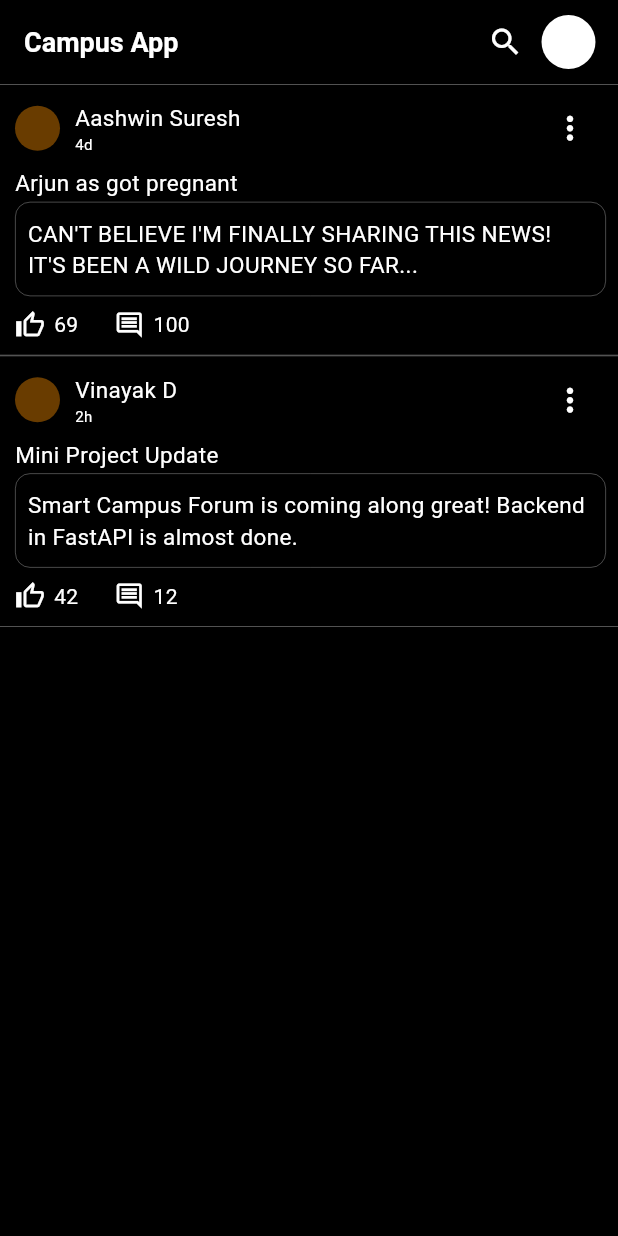
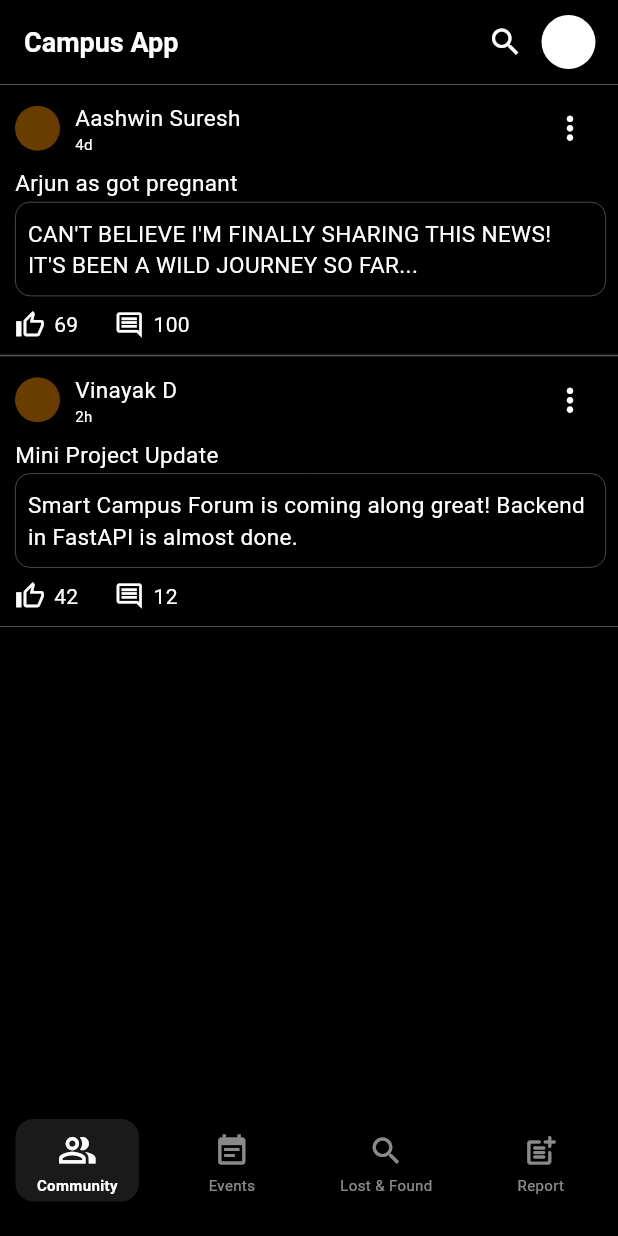
Before and after one commit to adithyan-manoj/mini_project, a Flutter app: the screen it shows after launch, on a phone screen of 412 x 824 dp. Run offline on Flutter 3.47's test engine with Material 3 defaults, Android fonts, the phone set to English and light mode, and no system bars.

Commit message:
added nav bar and animations

```diff
--- a/campusapp/lib/main.dart
+++ b/campusapp/lib/main.dart
@@ -1,5 +1,6 @@
 import 'package:campusapp/core/app_colors.dart';
 import 'package:campusapp/pages/community_page.dart';
+import 'package:campusapp/pages/dashboard.dart';
 import 'package:campusapp/pages/login_page.dart';
 //import 'package:campusapp/pages/study_page.dart';
 import 'package:flutter/material.dart';
@@ -48,7 +49,7 @@ class MyApp extends StatelessWidget {
       ),
       //home: LoginPage(),
       // home: StudyPage(),
-      home:  CommunityPage(),
+      home:  Dashboard(),
     );
   }
 }
--- /dev/null
+++ b/campusapp/lib/pages/dashboard.dart
@@ -0,0 +1,41 @@
+import 'package:campusapp/pages/community_page.dart';
+import 'package:campusapp/widgets/custom_nav_bar.dart';
+import 'package:flutter/material.dart';
+
+class Dashboard extends StatefulWidget {
+  const Dashboard({super.key});
+
+  @override
+  State<Dashboard> createState() => _DashboardState();
+}
+
+class _DashboardState extends State<Dashboard> {
+  int _currentIndex = 0;
+  final List<Widget> _pages = [
+    const CommunityPage(),
+    const Center(
+      child: Text("Events Page", style: TextStyle(color: Colors.white)),
+    ),
+    const Center(
+      child: Text("Lost and Found", style: TextStyle(color: Colors.white)),
+    ),
+    const Center(
+      child: Text("SEXUAL", style: TextStyle(color: Colors.white)),
+    ),
+  ];
+  @override
+  Widget build(BuildContext context) {
+    return Scaffold(
+      backgroundColor: Colors.black,
+      body: IndexedStack(index: _currentIndex, children: _pages),
+      bottomNavigationBar: CustomAiamtedNavBar(
+        currentIndex: _currentIndex,
+        onTap: (index) {
+          setState(() {
+            _currentIndex = index;
+          });
+        },
+      ),
+    );
+  }
+}
--- a/campusapp/lib/pages/post_details.dart
+++ b/campusapp/lib/pages/post_details.dart
@@ -1,4 +1,4 @@
-import 'package:campusapp/core/commant_model.dart';
+import 'package:campusapp/core/comment_model.dart';
 import 'package:campusapp/models/post_model.dart';
 import 'package:campusapp/widgets/post_cards.dart';
 import 'package:flutter/material.dart';
--- a/campusapp/lib/utils/comment_utils.dart
+++ b/campusapp/lib/utils/comment_utils.dart
@@ -1,5 +1,5 @@
-// lib/core/utils/comment_utils.dart
-import 'package:campusapp/core/commant_model.dart';
+
+import 'package:campusapp/core/comment_model.dart';
 import 'package:flutter/material.dart';
 
 
--- /dev/null
+++ b/campusapp/lib/widgets/custom_nav_bar.dart
@@ -0,0 +1,90 @@
+import 'package:campusapp/core/app_colors.dart';
+import 'package:flutter/material.dart';
+
+class CustomAiamtedNavBar extends StatelessWidget {
+  final int currentIndex;
+  final Function(int) onTap;
+  const CustomAiamtedNavBar({
+    super.key,
+    required this.currentIndex,
+    required this.onTap,
+  });
+
+  @override
+  Widget build(BuildContext context) {
+    double itemWidth = MediaQuery.of(context).size.width / 4;
+    return Padding(
+      padding: const EdgeInsets.only(bottom: 8.0),
+      child: Container(
+        height: 80,
+        decoration: const BoxDecoration(
+          color: AppColors.background,
+          //border: Border(top: BorderSide(color: AppColors.accentBorder, width: 0.5)),
+        ),
+        child: Stack(
+          children: [
+            // 1. The Animated Background Pill
+            AnimatedPositioned(
+              duration: const Duration(milliseconds: 300),
+              curve: Curves.easeInOutCubic, // Professional smooth curve
+              left: itemWidth * currentIndex + (itemWidth * 0.1), // Centering logic
+              top: 10,
+              child: AnimatedContainer(
+                duration: const Duration(milliseconds: 300),
+                height: 55,
+                width: itemWidth * 0.8,
+
+                decoration: BoxDecoration(
+                  color: Colors.white10, // Subtle highlight
+                  borderRadius: BorderRadius.circular(12),
+                ),
+              ),
+            ),
+
+            // 2. The Icons Row
+            Row(
+              children: [
+                _navItem(Icons.people_alt_outlined, 0, "Community"),
+                _navItem(Icons.event_note, 1, "Events"),
+                _navItem(Icons.search, 2, "Lost & Found"),
+                _navItem(Icons.post_add_rounded, 3, "Report"),
+              ],
+            ),
+          ],
+        ),
+      ),
+    );
+  }
+
+  Widget _navItem(IconData icon, int index, String label) {
+    bool isSelected = currentIndex == index;
+    return Expanded(
+      child: GestureDetector(
+        onTap: () => onTap(index),
+        behavior: HitTestBehavior.opaque,
+        child: Column(
+          mainAxisAlignment: MainAxisAlignment.center,
+          children: [
+            AnimatedScale(
+              scale: isSelected ? 1.1 : 1.0,
+              duration: const Duration(milliseconds: 200),
+              child: Icon(
+                icon,
+                color: isSelected ? Colors.white : Colors.white54,
+              ),
+            ),
+            const SizedBox(height: 4),
+            Text(
+              label,
+              style: TextStyle(
+                fontSize: 10,
+                color: isSelected ? Colors.white : Colors.white54,
+                fontWeight: isSelected ? FontWeight.bold : FontWeight.normal,
+              ),
+            ),
+          ],
+        ),
+      ),
+    );
+  }
+}
--- a/campusapp/lib/widgets/post_cards.dart
+++ b/campusapp/lib/widgets/post_cards.dart
@@ -6,7 +6,7 @@ class PostCard extends StatefulWidget {
   final bool isDetails;
   final PostModel post;
 
-   PostCard({super.key, this.isDetails = false, required this.post});
+  PostCard({super.key, this.isDetails = false, required this.post});
 
   @override
   State<PostCard> createState() => _PostCardState();
```
Also changed, not shown: campusapp/lib/core/comment_model.dart (renamed from campusapp/lib/core/commant_model.dart).
